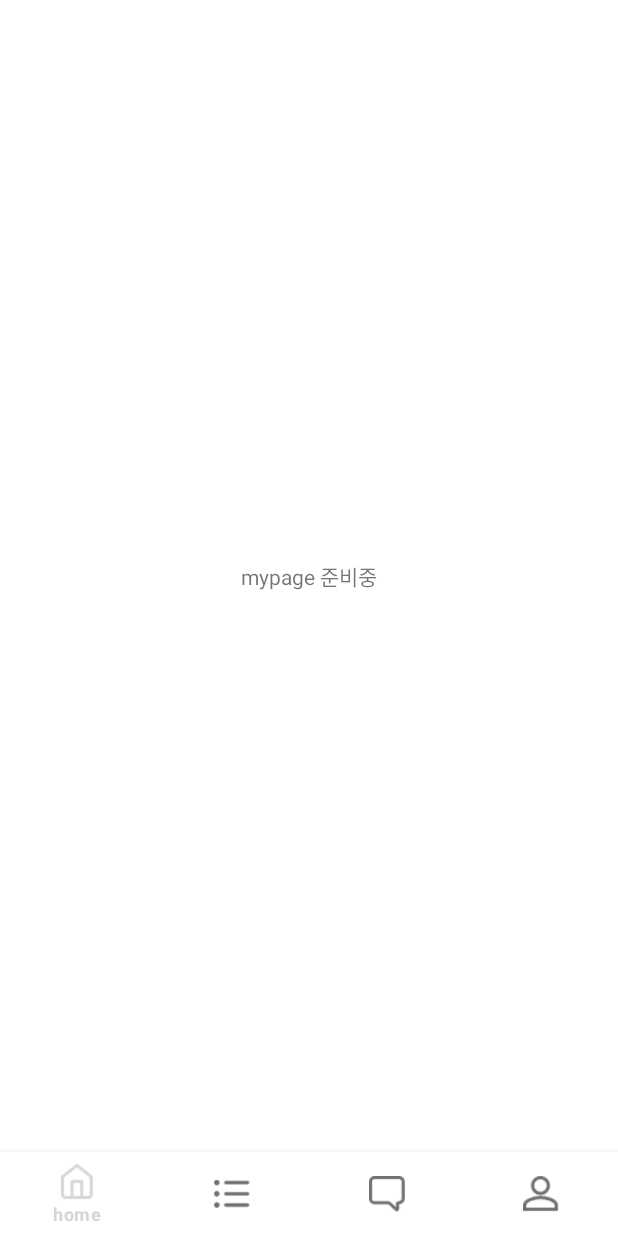
After one commit to PETCH-KR/Frontend-Andriod, an Android app: the fragment Fragment_mypage placed in its activity, on a phone screen of 412 x 824 dp. The commit adds this screen. Run offline under Robolectric (Android 15) with nearby library versions, the phone set to English and light mode, and no system bars.

Commit message:
Main View (BottomNavigation)

```diff
--- /dev/null
+++ b/app/src/main/java/com/example/carry_stray_dogs/Fragment_home.kt
@@ -0,0 +1,15 @@
+package com.example.carry_stray_dogs
+import android.os.Bundle
+import android.view.LayoutInflater
+import android.view.View
+import android.view.ViewGroup
+import androidx.fragment.app.Fragment
+
+class Fragment_home : Fragment() {
+    override fun onCreateView(
+        inflater: LayoutInflater, container: ViewGroup?,
+        savedInstanceState: Bundle?
+    ): View? {
+        return inflater.inflate(R.layout.fragment_home, container, false)
+    }
+}
--- /dev/null
+++ b/app/src/main/java/com/example/carry_stray_dogs/Fragment_mypage.kt
@@ -0,0 +1,16 @@
+package com.example.carry_stray_dogs
+
+import android.os.Bundle
+import android.view.LayoutInflater
+import android.view.View
+import android.view.ViewGroup
+import androidx.fragment.app.Fragment
+
+class Fragment_mypage : Fragment() {
+    override fun onCreateView(
+        inflater: LayoutInflater, container: ViewGroup?,
+        savedInstanceState: Bundle?
+    ): View? {
+        return inflater.inflate(R.layout.fragment_mypage, container, false)
+    }
+}
--- /dev/null
+++ b/app/src/main/java/com/example/carry_stray_dogs/MainActivity.kt
@@ -0,0 +1,61 @@
+package com.example.carry_stray_dogs
+
+import android.content.Intent
+import android.os.Bundle
+import android.widget.ImageButton
+import androidx.appcompat.app.ActionBar
+import androidx.appcompat.app.AppCompatActivity
+import androidx.fragment.app.Fragment
+import androidx.viewpager.widget.ViewPager
+import com.google.android.material.tabs.TabLayout
+import kotlinx.android.synthetic.main.activity_main.*
+
+class MainActivity : AppCompatActivity() {
+
+    private val fragmentHome by lazy{Fragment_home()}
+    private val fragmentlist by lazy{Fragment_list()}
+    private val fragmentchat by lazy{Fragment_chat()}
+    private val fragmentMypage by lazy{Fragment_mypage()}
+
+    override fun onCreate(savedInstanceState: Bundle?) {
+        super.onCreate(savedInstanceState)
+        setContentView(R.layout.activity_main)
+
+        //액션바 제거
+        var actionBar : ActionBar?
+        actionBar = supportActionBar
+        actionBar?.hide()
+
+        initNavigationBar()
+    }
+
+    private fun initNavigationBar(){
+        bottom_navigation.run{
+            setOnNavigationItemSelectedListener{
+                when(it.itemId){
+                    R.id.home->{
+                        changeFragment(fragmentHome)
+                    }
+                    R.id.list->{
+                        changeFragment(fragmentlist)
+                    }
+                    R.id.chat->{
+                        changeFragment(fragmentchat)
+                    }
+                    R.id.mypage->{
+                        changeFragment(fragmentMypage)
+                    }
+                }
+                true
+            }
+            selectedItemId = R.id.home
+        }
+    }
+
+    private fun changeFragment(fragment : Fragment){
+        supportFragmentManager
+            .beginTransaction()
+            .replace(R.id.container,fragment)
+            .commit()
+    }
+}
--- /dev/null
+++ b/app/src/main/res/drawable/menu_selector_color.xml
@@ -0,0 +1,7 @@
+<?xml version="1.0" encoding="utf-8"?>
+<selector xmlns:android="http://schemas.android.com/apk/res/android">
+
+    <item android:color="@color/blue" android:state_checked="true"/>
+    <item android:color="#707070" android:state_checked="false"/>
+
+</selector>
--- /dev/null
+++ b/app/src/main/res/layout/activity_main.xml
@@ -0,0 +1,32 @@
+<?xml version="1.0" encoding="utf-8"?>
+<androidx.constraintlayout.widget.ConstraintLayout xmlns:android="http://schemas.android.com/apk/res/android"
+    xmlns:app="http://schemas.android.com/apk/res-auto"
+    xmlns:tools="http://schemas.android.com/tools"
+    android:layout_width="match_parent"
+    android:layout_height="match_parent"
+    tools:context=".MainActivity">
+
+    <FrameLayout
+        android:layout_width="0dp"
+        android:layout_height="0dp"
+        android:id="@+id/container"
+        app:layout_constraintTop_toTopOf="parent"
+        app:layout_constraintBottom_toTopOf="@+id/bottom_navigation"
+        app:layout_constraintLeft_toLeftOf="parent"
+        app:layout_constraintRight_toRightOf="parent"/>
+
+    <com.google.android.material.bottomnavigation.BottomNavigationView
+        android:layout_width="0dp"
+        android:layout_height="?attr/actionBarSize"
+        android:id="@+id/bottom_navigation"
+        android:background="#FFFFFF"
+        app:menu="@menu/menu_bottom"
+        app:itemIconTint="@drawable/menu_selector_color"
+        app:itemTextColor="@drawable/menu_selector_color"
+        app:layout_constraintBottom_toBottomOf="parent"
+        app:layout_constraintLeft_toLeftOf="parent"
+        app:layout_constraintRight_toRightOf="parent"/>
+
+
+
+</androidx.constraintlayout.widget.ConstraintLayout>
--- /dev/null
+++ b/app/src/main/res/layout/fragment_mypage.xml
@@ -0,0 +1,17 @@
+<?xml version="1.0" encoding="utf-8"?>
+<LinearLayout xmlns:android="http://schemas.android.com/apk/res/android"
+    xmlns:tools="http://schemas.android.com/tools"
+    android:layout_width="match_parent"
+    android:layout_height="match_parent"
+    android:orientation="vertical"
+    android:background="@android:color/white"
+    tools:context=".Fragment_mypage">
+
+    <TextView
+        android:id="@+id/button"
+        android:layout_width="match_parent"
+        android:layout_height="match_parent"
+        android:gravity="center"
+        android:text="mypage 준비중" />
+
+</LinearLayout>
--- /dev/null
+++ b/app/src/main/res/menu/menu_bottom.xml
@@ -0,0 +1,26 @@
+<?xml version="1.0" encoding="utf-8"?>
+<menu xmlns:android="http://schemas.android.com/apk/res/android"
+    xmlns:app="http://schemas.android.com/apk/res-auto">
+
+    <item android:id="@+id/home"
+        android:enabled="true"
+        app:showAsAction="ifRoom"
+        android:title="home"
+        android:icon="@drawable/main_bottom_home"/>
+
+    <item android:id="@+id/list"
+        app:showAsAction="ifRoom"
+        android:title="list"
+        android:icon="@drawable/main_bottom_list"/>
+
+    <item android:id="@+id/chat"
+        app:showAsAction="ifRoom"
+        android:title="chat"
+        android:icon="@drawable/main_bottom_chat"/>
+
+    <item android:id="@+id/mypage"
+        app:showAsAction="ifRoom"
+        android:title="mypage"
+        android:icon="@drawable/main_bottom_person"/>
+
+</menu>
```
Also changed, not shown: app/src/main/java/com/example/carry_stray_dogs/Fragment_chat.kt (added, +16 -0 lines), app/src/main/java/com/example/carry_stray_dogs/Fragment_list.kt (added, +16 -0 lines), app/src/main/java/com/example/carry_stray_dogs/LoginActivity.kt (+8 -0 lines), app/src/main/res/drawable/ic_search_black_24dp.xml (added, +9 -0 lines), app/src/main/res/layout/fragment_chat.xml (added, +17 -0 lines), app/src/main/res/layout/fragment_home.xml (added, +17 -0 lines), app/src/main/res/layout/fragment_list.xml (added, +17 -0 lines), app/src/main/res/layout/pager_item.xml (+0 -18 lines), app/src/main/res/drawable/main_bottom_chat.png (added), app/src/main/res/drawable/main_bottom_home.png (added), app/src/main/res/drawable/main_bottom_list.png (added), app/src/main/res/drawable/main_bottom_person.png (added).
